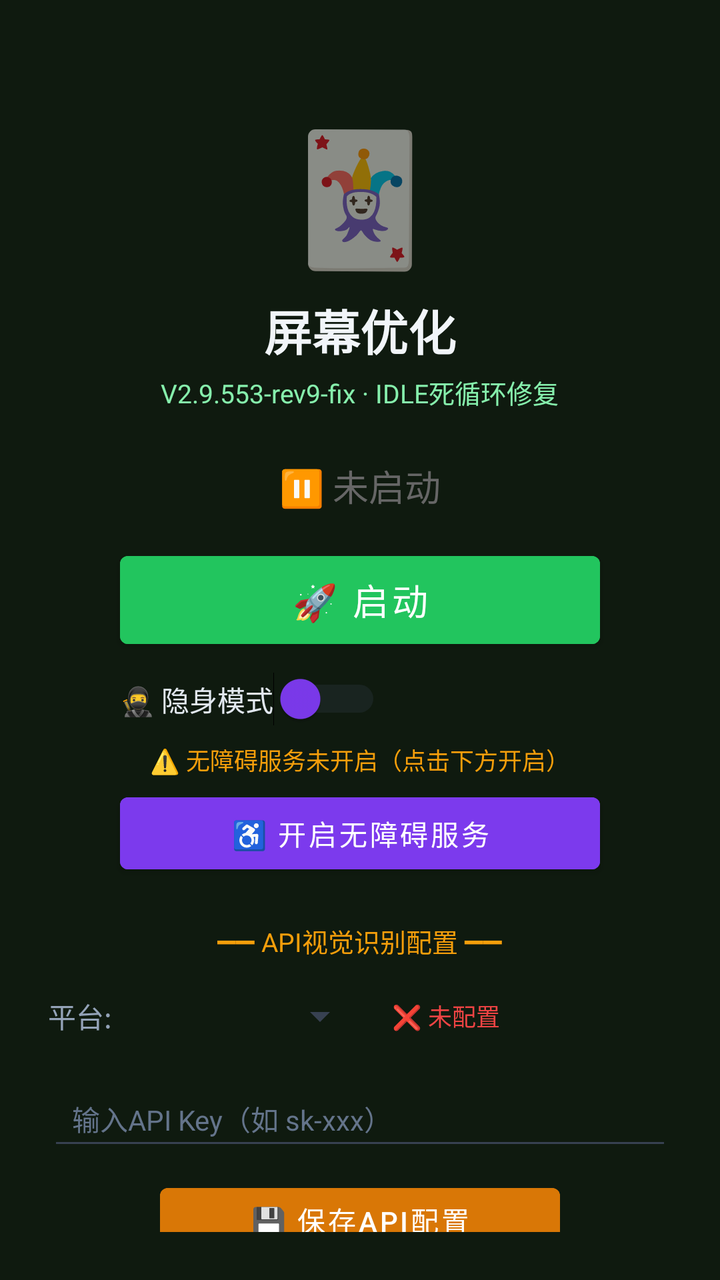
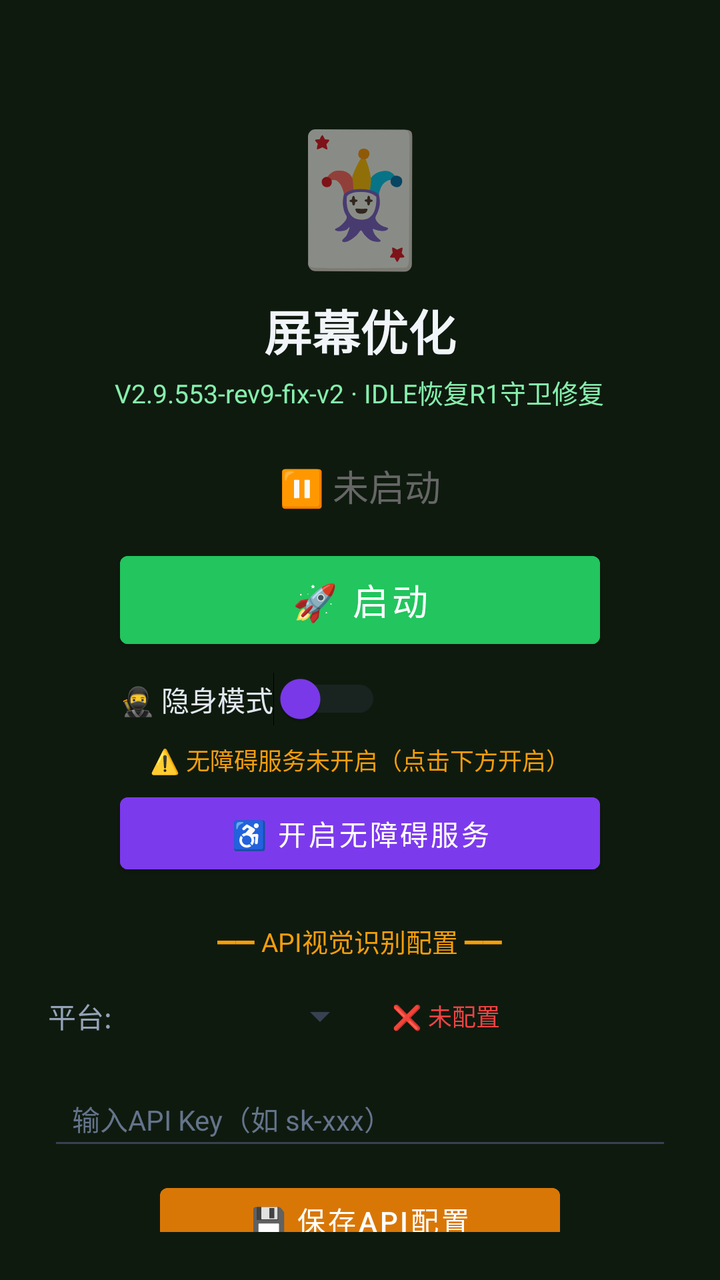

Two renders of the same Android screen: before a commit and after it. Below are the layout's source before the change and the commit's diff.
<!-- AndroidManifest.xml: activity theme Theme.MjScreenshot -->
<!-- res/layout/activity_main.xml -->
<?xml version="1.0" encoding="utf-8"?>
<LinearLayout xmlns:android="http://schemas.android.com/apk/res/android"
    android:layout_width="match_parent"
    android:layout_height="match_parent"
    android:orientation="vertical"
    android:background="#0f1a0f"
    android:padding="24dp"
    android:gravity="center_horizontal">

    <TextView
        android:layout_width="wrap_content"
        android:layout_height="wrap_content"
        android:text="🃏"
        android:textSize="64sp"
        android:layout_marginTop="30dp" />

    <TextView
        android:layout_width="wrap_content"
        android:layout_height="wrap_content"
        android:text="屏幕优化"
        android:textSize="24sp"
        android:textColor="#f1f5f9"
        android:textStyle="bold"
        android:layout_marginTop="8dp" />

    <TextView
        android:layout_width="wrap_content"
        android:layout_height="wrap_content"
        android:text="V2.9.553-rev9-fix · IDLE死循环修复"
        android:textSize="13sp"
        android:textColor="#86efac"
        android:layout_marginTop="4dp" />

    <TextView
        android:id="@+id/tvStatus"
        android:layout_width="wrap_content"
        android:layout_height="wrap_content"
        android:text="⏸ 未启动"
        android:textSize="18sp"
        android:textColor="#666666"
        android:layout_marginTop="24dp" />

    <Button
        android:id="@+id/btnStart"
        android:layout_width="240dp"
        android:layout_height="56dp"
        android:text="🚀 启动"
        android:textSize="18sp"
        android:textColor="#ffffff"
        android:backgroundTint="#22c55e"
        android:layout_marginTop="16dp" />

    <Button
        android:id="@+id/btnHelper"
        android:layout_width="240dp"
        android:layout_height="56dp"
        android:text="🃏 打开智囊"
        android:textSize="16sp"
        android:textColor="#ffffff"
        android:backgroundTint="#16a34a"
        android:layout_marginTop="12dp"
        android:visibility="gone" />

    
    <LinearLayout
        android:layout_width="240dp"
        android:layout_height="wrap_content"
        android:orientation="horizontal"
        android:gravity="center_vertical"
        android:layout_marginTop="8dp">

        <Switch
            android:id="@+id/switchStealth"
            android:layout_width="wrap_content"
            android:layout_height="wrap_content"
            android:text="🥷 隐身模式"
            android:textColor="#e2e8f0"
            android:textSize="14sp"
            android:thumbTint="#7c3aed"
            android:trackTint="#374151" />
    </LinearLayout>

    <TextView
        android:id="@+id/tvAccessibilityStatus"
        android:layout_width="wrap_content"
        android:layout_height="wrap_content"
        android:text="⚠️ 无障碍服务未开启（点击下方开启）"
        android:textSize="12sp"
        android:textColor="#f59e0b"
        android:layout_marginTop="8dp"
        android:gravity="center" />

    <Button
        android:id="@+id/btnAccessibility"
        android:layout_width="240dp"
        android:layout_height="48dp"
        android:text="♿ 开启无障碍服务"
        android:textSize="14sp"
        android:textColor="#ffffff"
        android:backgroundTint="#7c3aed"
        android:layout_marginTop="4dp" />

    <TextView
        android:layout_width="wrap_content"
        android:layout_height="wrap_content"
        android:text="━━ API视觉识别配置 ━━"
        android:textSize="13sp"
        android:textColor="#f59e0b"
        android:layout_marginTop="20dp" />

    <LinearLayout
        android:layout_width="match_parent"
        android:layout_height="wrap_content"
        android:orientation="horizontal"
        android:layout_marginTop="8dp"
        android:gravity="center_vertical">

        <TextView
            android:layout_width="wrap_content"
            android:layout_height="wrap_content"
            android:text="平台:"
            android:textSize="14sp"
            android:textColor="#94a3b8" />

        <Spinner
            android:id="@+id/spinnerProvider"
            android:layout_width="120dp"
            android:layout_height="40dp"
            android:layout_marginStart="8dp"
            android:backgroundTint="#374151" />

        <TextView
            android:id="@+id/tvApiStatus"
            android:layout_width="wrap_content"
            android:layout_height="wrap_content"
            android:text="❌ 未配置"
            android:textSize="12sp"
            android:textColor="#ef4444"
            android:layout_marginStart="12dp" />
    </LinearLayout>

    <EditText
        android:id="@+id/etApiKey"
        android:layout_width="match_parent"
        android:layout_height="44dp"
        android:hint="输入API Key（如 sk-xxx）"
        android:textSize="14sp"
        android:textColor="#e2e8f0"
        android:textColorHint="#64748b"
        android:backgroundTint="#374151"
        android:inputType="textPassword"
        android:layout_marginTop="8dp"
        android:paddingStart="12dp"
        android:paddingEnd="12dp" />

    <Button
        android:id="@+id/btnSaveApi"
        android:layout_width="200dp"
        android:layout_height="44dp"
        android:text="💾 保存API配置"
        android:textSize="14sp"
        android:textColor="#ffffff"
        android:backgroundTint="#d97706"
        android:layout_marginTop="8dp" />

    <TextView
        android:id="@+id/tvHint"
        android:layout_width="wrap_content"
        android:layout_height="wrap_content"
        android:text="先点上方按钮启动截屏"
        android:textSize="13sp"
        android:textColor="#666666"
        android:layout_marginTop="12dp"
        android:gravity="center" />

    <TextView
        android:layout_width="wrap_content"
        android:layout_height="wrap_content"
        android:text="使用步骤：\n1. 配置API Key（支持OpenAI/通义千问VL/硅基流动）\n2. 点「开启无障碍服务」→ 开启\n3. 开启「🥷隐身模式」(反检测)\n4. 点「启动」→ 允许悬浮窗\n5. 打牌时点屏幕上的🎯悬浮球即可截屏识别\n★ 拖动悬浮球可移到不挡牌的位置 ★\n★ 长按悬浮球可展开/收起详细面板 ★\n★ 悬浮球边框颜色=建议：绿=加注 橙=跟注 红=弃牌 ★"
        android:textSize="12sp"
        android:textColor="#64748b"
        android:layout_marginTop="12dp"
        android:lineSpacingExtra="3dp" />

</LinearLayout>
<!-- resources referenced by this layout -->
<resources>
  <style name="Theme.MjScreenshot" parent="Theme.MaterialComponents.DayNight.DarkActionBar">
          <item name="colorPrimary">#1e40af</item>
          <item name="colorPrimaryVariant">#1e3a8a</item>
          <item name="colorOnPrimary">#ffffff</item>
          <item name="android:statusBarColor">#0f172a</item>
      </style>
</resources>

<!-- the commit's change to res/layout/activity_main.xml (unified diff, before → after) -->
@@ -26,7 +26,7 @@
     <TextView
         android:layout_width="wrap_content"
         android:layout_height="wrap_content"
-        android:text="V2.9.553-rev9-fix · IDLE死循环修复"
+        android:text="V2.9.553-rev9-fix-v2 · IDLE恢复R1守卫修复"
         android:textSize="13sp"
         android:textColor="#86efac"
         android:layout_marginTop="4dp" />
